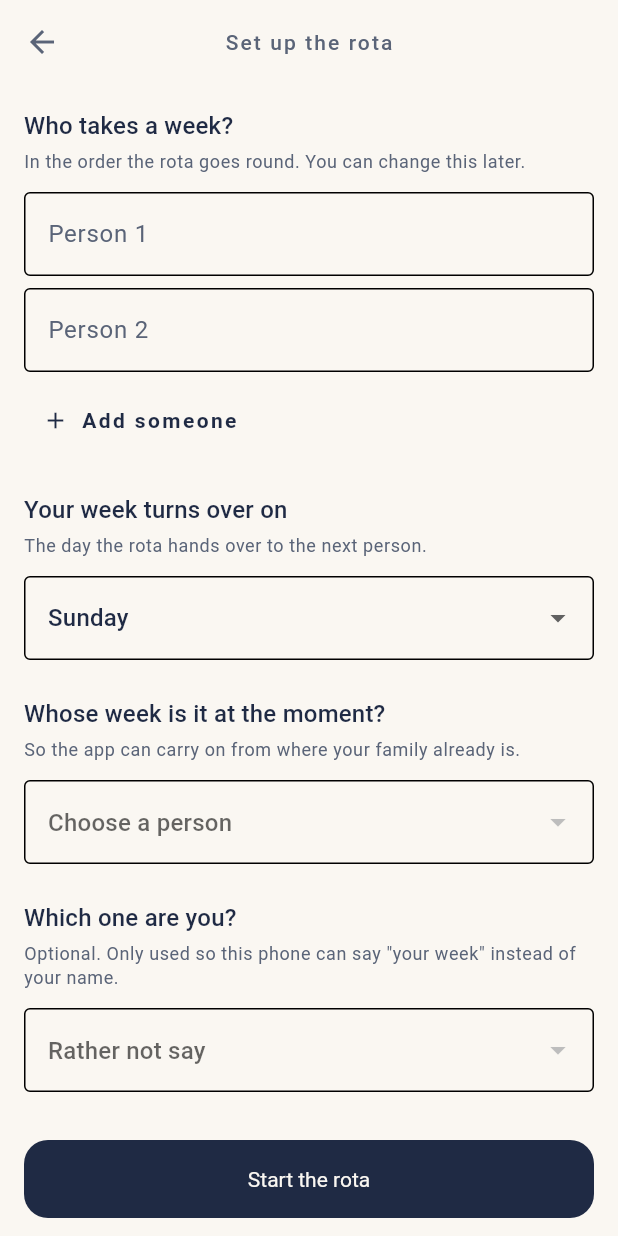
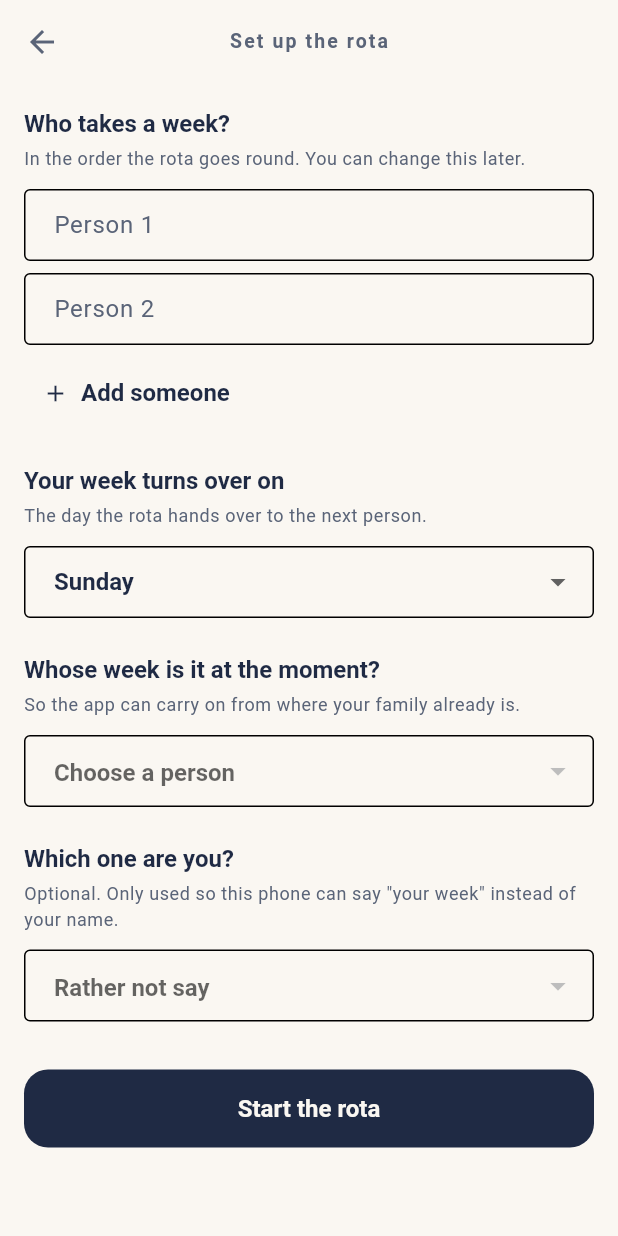
Before and after one commit to Jabulile1704/Mashibini-Prayer, a Flutter app: the screen it shows after launch, after a tap on "Set up the rota", on a phone screen of 412 x 824 dp. Run offline on Flutter 3.47's test engine with Material 3 defaults, Android fonts, the phone set to English and light mode, and no system bars; our stand-ins replace firebase_core, flutter_local_notifications, package_info_plus, shared_preferences, timezone; accounts and stored records are empty.

Commit message:
feat(brand): a design system, with contrast that is measured
Day 17. The identity stays — cream, navy, rust and the ring mark are
untouched. What changes is everything around them.

**Spacing.** There were thirteen distinct `SizedBox` heights across the app.
Most sat on a 4pt grid, so the grid was never the problem: every gap was a
fresh decision, and two gaps meant to look the same often did not. Seven
named steps, and anything that fits none of them is a layout nobody has
thought about yet.

**Type.** Most sizes here are Material's own, deliberately — inventing
different numbers so the scale looks bespoke would be change without
improvement. What was missing was the declaration: three roles were
customised in `theme.dart` and the other nine were whatever Material
provided. Colour is applied centrally rather than per style, because a style
carrying a colour from the wrong theme is the commonest way a dark mode gets
one unreadable line.

**Contrast, measured.** `contrast_test.dart` checks every text pair in both
themes against WCAG 2.1, compositing alpha first — because every failure
found today passes at full strength and fails once faded.

It found a real one: the version line added on Day 14 sits at **3.00:1** in
light mode against a 4.5 requirement, and had for eight days. Day 13's sweep
checks that text fits, not that it can be read. Fixed by dropping the alpha.

The test checks itself before it checks anything else. The first version of
this measurement, written as a throwaway script, read the alpha byte as red
and reported black-on-white as 3.7:1 — a contrast test that is wrong is
worse than none, because it is believed.

**Two accents.** `ember` is 3.46:1 on parchment: right for an icon, wrong
for a word. Rather than darkening the brand colour to solve a problem the
app does not yet have, there is now `emberDeep` on `emberWash` at 5.58:1 for
when Day 21 wants an accent-coloured chip. The gallery shows that pair
instead of the unsafe one, so nobody reaches for the wrong slot.

**The gallery** renders every token and component on one screen, behind
`--dart-define=GALLERY=true`. Reviewing the system should not mean editing
main.dart and remembering to put it back.

423 tests pass against the new theme, including every existing screen test —
the system is a change of execution, not of behaviour.

```diff
--- a/lib/src/app.dart
+++ b/lib/src/app.dart
@@ -7,6 +7,7 @@ import '../src/data/repositories/journal_repository.dart';
 import '../src/data/sources/notifications/reminders.dart';
 import '../src/data/sources/platform/app_version.dart';
 import '../src/domain/ids.dart';
+import 'presentation/brand/gallery.dart';
 import 'presentation/brand/theme.dart';
 import 'presentation/screens/this_week_screen.dart';
 
@@ -69,7 +70,12 @@ class MashibiniPrayerApp extends StatelessWidget {
       supportedLocales: AppLocales.supported,
       theme: AppTheme.light(),
       darkTheme: AppTheme.dark(),
-      home: ThisWeekScreen(
+      // Reviewing the design system should not mean editing this file and
+      // remembering to put it back. `--dart-define=GALLERY=true` costs
+      // nothing in a normal build.
+      home: BrandGallery.requested
+          ? const BrandGallery()
+          : ThisWeekScreen(
               repository: repository,
               settings: settings,
               journal: journal,
--- a/lib/src/presentation/brand/palette.dart
+++ b/lib/src/presentation/brand/palette.dart
@@ -19,6 +19,23 @@ abstract final class Palette {
   /// of the screen needing to be brighter.
   static const Color ember = Color(0xFFC2703D);
 
+  /// A deeper ember, for when the accent has to carry text.
+  ///
+  /// [ember] itself is 3.46:1 on parchment — fine for an icon or an arc of
+  /// the mark, where the bar is 3:1, and **not** fine for a word. Rather
+  /// than darkening the brand colour to solve a problem the app does not yet
+  /// have, there are two: one for graphics, one for text.
+  static const Color emberDeep = Color(0xFF8F4A20);
+
+  /// A pale wash of the accent, for a chip or a badge.
+  static const Color emberWash = Color(0xFFF4EAE0);
+
+  /// The same wash against a dark surface.
+  static const Color emberWashNight = Color(0xFF382F30);
+
+  /// The accent lightened for dark surfaces, where ember is too heavy.
+  static const Color emberLight = Color(0xFFE9B78F);
+
   static const Color parchment = Color(0xFFFAF7F2);
   static const Color parchmentDim = Color(0xFFF1ECE4);
   static const Color slate = Color(0xFF5A6478);
@@ -38,6 +55,8 @@ abstract final class Palette {
     surfaceContainerHighest: parchmentDim,
     onSurfaceVariant: slate,
     outlineVariant: Color(0xFFDFD8CC),
+    secondaryContainer: emberWash,
+    onSecondaryContainer: emberDeep,
   );
 
   static const ColorScheme dark = ColorScheme.dark(
@@ -50,5 +69,7 @@ abstract final class Palette {
     surfaceContainerHighest: nightCard,
     onSurfaceVariant: nightMuted,
     outlineVariant: Color(0xFF2C3545),
+    secondaryContainer: emberWashNight,
+    onSecondaryContainer: emberLight,
   );
 }
--- a/lib/src/presentation/brand/theme.dart
+++ b/lib/src/presentation/brand/theme.dart
@@ -1,77 +1,111 @@
 import 'package:flutter/material.dart';
 
 import 'palette.dart';
+import 'tokens.dart';
+import 'type_scale.dart';
 
-/// The app's theme.
+/// The app's theme, assembled from tokens.
 ///
-/// Shaped rather than seeded. The type scale is tightened where it matters —
-/// a name set large needs less letter spacing than Material's default, and a
-/// label above it needs more — because the whole screen is one name and the
-/// words around it.
+/// Nothing here invents a number. Sizes come from [Space] and [Radii],
+/// text from [TypeScale], colour from [Palette] — so a change to any of
+/// them reaches every screen, and a screen that wants something the tokens
+/// do not offer has to justify itself rather than quietly adding a
+/// fourteenth spacing value.
 abstract final class AppTheme {
   static ThemeData light() => _build(Palette.light);
 
   static ThemeData dark() => _build(Palette.dark);
 
   static ThemeData _build(ColorScheme colours) {
-    final ThemeData base = ThemeData(colorScheme: colours, useMaterial3: true);
+    final TextTheme text = TypeScale.themed(colours);
 
-    return base.copyWith(
+    return ThemeData(
+      colorScheme: colours,
+      useMaterial3: true,
+      textTheme: text,
       scaffoldBackgroundColor: colours.surface,
+
       appBarTheme: AppBarTheme(
         backgroundColor: colours.surface,
         foregroundColor: colours.onSurfaceVariant,
         elevation: 0,
         scrolledUnderElevation: 0,
         centerTitle: true,
-        titleTextStyle: base.textTheme.labelLarge?.copyWith(
-          color: colours.onSurfaceVariant,
-          letterSpacing: 1.4,
-          fontWeight: FontWeight.w500,
-        ),
+        titleTextStyle: text.labelLarge,
       ),
+
       cardTheme: CardThemeData(
         color: colours.surfaceContainerHighest,
         elevation: 0,
         margin: EdgeInsets.zero,
-        shape: RoundedRectangleBorder(borderRadius: BorderRadius.circular(28)),
+        shape: RoundedRectangleBorder(
+          borderRadius: BorderRadius.circular(Radii.lg),
+        ),
       ),
+
       dividerTheme: DividerThemeData(
         color: colours.outlineVariant,
         thickness: 1,
         space: 1,
       ),
+
       filledButtonTheme: FilledButtonThemeData(
         style: FilledButton.styleFrom(
           minimumSize: const Size.fromHeight(52),
           shape: RoundedRectangleBorder(
-            borderRadius: BorderRadius.circular(16),
+            borderRadius: BorderRadius.circular(Radii.md),
           ),
-          textStyle: base.textTheme.titleMedium,
+          textStyle: TypeScale.title,
         ),
       ),
+
+      textButtonTheme: TextButtonThemeData(
+        style: TextButton.styleFrom(
+          // Day 22 measures touch targets. Setting the floor here means
+          // every TextButton in the app clears it without each one
+          // remembering to.
+          minimumSize: const Size(Touch.minimum, Touch.minimum),
+          textStyle: TypeScale.title,
+        ),
+      ),
+
+      listTileTheme: ListTileThemeData(
+        contentPadding: const EdgeInsets.symmetric(horizontal: Space.lg),
+        minVerticalPadding: Space.md,
+        shape: RoundedRectangleBorder(
+          borderRadius: BorderRadius.circular(Radii.md),
+        ),
+      ),
+
       inputDecorationTheme: InputDecorationTheme(
-        border: OutlineInputBorder(borderRadius: BorderRadius.circular(14)),
+        border: OutlineInputBorder(
+          borderRadius: BorderRadius.circular(Radii.sm),
+        ),
+        contentPadding: const EdgeInsets.symmetric(
+          horizontal: Space.lg,
+          vertical: Space.md,
+        ),
       ),
-      textTheme: base.textTheme.copyWith(
-        // The leader's name. Large, tight, and the only thing set in the
-        // surface's full-strength colour.
-        displaySmall: base.textTheme.displaySmall?.copyWith(
-          fontWeight: FontWeight.w700,
-          letterSpacing: -1.0,
-          height: 1.05,
-          color: colours.onSurface,
+
+      switchTheme: SwitchThemeData(
+        thumbColor: WidgetStateProperty.resolveWith(
+          (Set<WidgetState> states) => states.contains(WidgetState.selected)
+              ? colours.onPrimary
+              : colours.onSurfaceVariant,
         ),
-        // "This week" — small, spaced, quiet. It labels the name; it does not
-        // compete with it.
-        labelLarge: base.textTheme.labelLarge?.copyWith(
-          letterSpacing: 1.6,
-          fontWeight: FontWeight.w600,
-          color: colours.onSurfaceVariant,
+        trackColor: WidgetStateProperty.resolveWith(
+          (Set<WidgetState> states) => states.contains(WidgetState.selected)
+              ? colours.primary
+              : colours.surfaceContainerHighest,
         ),
-        bodyMedium: base.textTheme.bodyMedium?.copyWith(
-          color: colours.onSurfaceVariant,
-          height: 1.4,
+      ),
+
+      snackBarTheme: SnackBarThemeData(
+        behavior: SnackBarBehavior.floating,
+        backgroundColor: colours.primary,
+        contentTextStyle: TypeScale.body.copyWith(color: colours.onPrimary),
+        shape: RoundedRectangleBorder(
+          borderRadius: BorderRadius.circular(Radii.sm),
         ),
       ),
     );
--- /dev/null
+++ b/lib/src/presentation/brand/tokens.dart
@@ -0,0 +1,73 @@
+import 'package:flutter/widgets.dart';
+
+/// The spacing scale.
+///
+/// Before this there were **thirteen** distinct `SizedBox` heights across the
+/// app — 2, 4, 8, 10, 12, 14, 16, 20, 24, 28, 32, 36 and 44. Most sat on a
+/// 4pt grid, so the problem was never the grid: it was that every gap was a
+/// fresh decision, and two gaps meant to look the same often did not.
+///
+/// Seven steps. Anything that does not fit one of them is a layout that has
+/// not been thought about yet, which is useful information.
+abstract final class Space {
+  /// 4 — between a label and the thing it labels.
+  static const double xs = 4;
+
+  /// 8 — between tightly related lines.
+  static const double sm = 8;
+
+  /// 12 — inside a row or a list item.
+  static const double md = 12;
+
+  /// 16 — the default gap, and the screen gutter on narrow phones.
+  static const double lg = 16;
+
+  /// 24 — between groups that belong to the same section.
+  static const double xl = 24;
+
+  /// 32 — between sections.
+  static const double xxl = 32;
+
+  /// 48 — around something meant to stand alone.
+  static const double xxxl = 48;
+
+  /// The horizontal gutter every screen uses.
+  static const EdgeInsets gutter = EdgeInsets.symmetric(horizontal: lg);
+
+  /// Padding for a screen that is one column of content.
+  static const EdgeInsets screen = EdgeInsets.fromLTRB(lg, lg, lg, xxl);
+}
+
+/// Corner radii.
+///
+/// Was 14, 16, 18 and 28 — four radii for five components, with no rule
+/// saying which to use. Three, each tied to a size of thing.
+abstract final class Radii {
+  /// 12 — inputs and small controls.
+  static const double sm = 12;
+
+  /// 16 — buttons and list tiles.
+  static const double md = 16;
+
+  /// 28 — cards, and anything that reads as a surface rather than a control.
+  static const double lg = 28;
+}
+
+/// How long things take.
+///
+/// Two durations. A third would be a decision nobody can make consistently.
+abstract final class Motion {
+  /// 150ms — a control responding to a touch.
+  static const Duration quick = Duration(milliseconds: 150);
+
+  /// 300ms — something arriving or leaving.
+  static const Duration settle = Duration(milliseconds: 300);
+}
+
+/// The smallest a touch target may be.
+///
+/// 48 is the figure both Material and Apple's guidance land near, and it is
+/// the one Day 22's accessibility pass will measure against.
+abstract final class Touch {
+  static const double minimum = 48;
+}
--- /dev/null
+++ b/lib/src/presentation/brand/type_scale.dart
@@ -0,0 +1,105 @@
+import 'package:flutter/material.dart';
+
+/// The type scale, declared rather than inherited.
+///
+/// Most of these sizes are Material's own, and that is deliberate: inventing
+/// different numbers so the scale looks bespoke would be change without
+/// improvement. What was missing was the **declaration** — three roles were
+/// customised in `theme.dart` and the other nine were whatever Material
+/// happened to provide, so nobody could say what `titleMedium` was for or
+/// why `bodySmall` looked the way it did.
+///
+/// Every size here is a logical pixel at a text scale of 1.0. Flutter
+/// multiplies them by the reader's chosen scale, so a phone at the largest
+/// accessibility setting renders these at a little over three times the size
+/// — which is what Day 13's sweep and Day 22's re-pass exist to check.
+abstract final class TypeScale {
+  /// The leader's name, and nothing else.
+  ///
+  /// Tight tracking and a tight line, because at this size Material's
+  /// defaults leave a name looking like a headline in a newspaper.
+  static const TextStyle display = TextStyle(
+    fontSize: 36,
+    fontWeight: FontWeight.w700,
+    letterSpacing: -1.0,
+    height: 1.05,
+  );
+
+  /// Screen-level headings — "No rota yet", "Nothing written yet".
+  static const TextStyle headline = TextStyle(
+    fontSize: 24,
+    fontWeight: FontWeight.w600,
+    letterSpacing: -0.3,
+    height: 1.2,
+  );
+
+  /// The name on a row: who leads a given week, who is next.
+  static const TextStyle title = TextStyle(
+    fontSize: 16,
+    fontWeight: FontWeight.w600,
+    letterSpacing: 0,
+    height: 1.3,
+  );
+
+  /// Reading text set at a size somebody can sit with — the verse, a
+  /// journal entry.
+  static const TextStyle bodyLarge = TextStyle(
+    fontSize: 16,
+    fontWeight: FontWeight.w400,
+    height: 1.5,
+  );
+
+  /// The default. Explanations, descriptions, most sentences.
+  static const TextStyle body = TextStyle(
+    fontSize: 14,
+    fontWeight: FontWeight.w400,
+    height: 1.45,
+  );
+
+  /// Supporting detail: a date under a name, a caption under a verse.
+  static const TextStyle caption = TextStyle(
+    fontSize: 12,
+    fontWeight: FontWeight.w400,
+    height: 1.4,
+  );
+
+  /// Small, spaced and quiet — "This week", "Coming up", the app bar title.
+  ///
+  /// The wide tracking is what makes it read as a label rather than as a
+  /// short sentence. It labels the thing below it and must not compete
+  /// with it.
+  static const TextStyle label = TextStyle(
+    fontSize: 13,
+    fontWeight: FontWeight.w600,
+    letterSpacing: 1.4,
+    height: 1.2,
+  );
+
+  /// Builds a Material text theme from the scale, in one colour scheme.
+  ///
+  /// Colour is applied here rather than in each style, so that a style is
+  /// never carrying a colour from the wrong theme — the commonest way a
+  /// dark mode ends up with one unreadable line in it.
+  static TextTheme themed(ColorScheme colours) {
+    final Color on = colours.onSurface;
+    final Color muted = colours.onSurfaceVariant;
+
+    return TextTheme(
+      displayLarge: display.copyWith(color: on),
+      displayMedium: display.copyWith(color: on),
+      displaySmall: display.copyWith(color: on),
+      headlineLarge: headline.copyWith(color: on),
+      headlineMedium: headline.copyWith(color: on),
+      headlineSmall: headline.copyWith(color: on),
+      titleLarge: title.copyWith(fontSize: 18, color: on),
+      titleMedium: title.copyWith(color: on),
+      titleSmall: title.copyWith(fontSize: 14, color: on),
+      bodyLarge: bodyLarge.copyWith(color: on),
+      bodyMedium: body.copyWith(color: muted),
+      bodySmall: caption.copyWith(color: muted),
+      labelLarge: label.copyWith(color: muted),
+      labelMedium: label.copyWith(fontSize: 12, color: muted),
+      labelSmall: label.copyWith(fontSize: 11, color: muted),
+    );
+  }
+}
```
Also changed, not shown: lib/src/presentation/brand/gallery.dart (added, +213 -0 lines), lib/src/presentation/screens/this_week_screen.dart (+5 -3 lines), 2 other files. Lines whose indentation alone changed are shown as unchanged.
